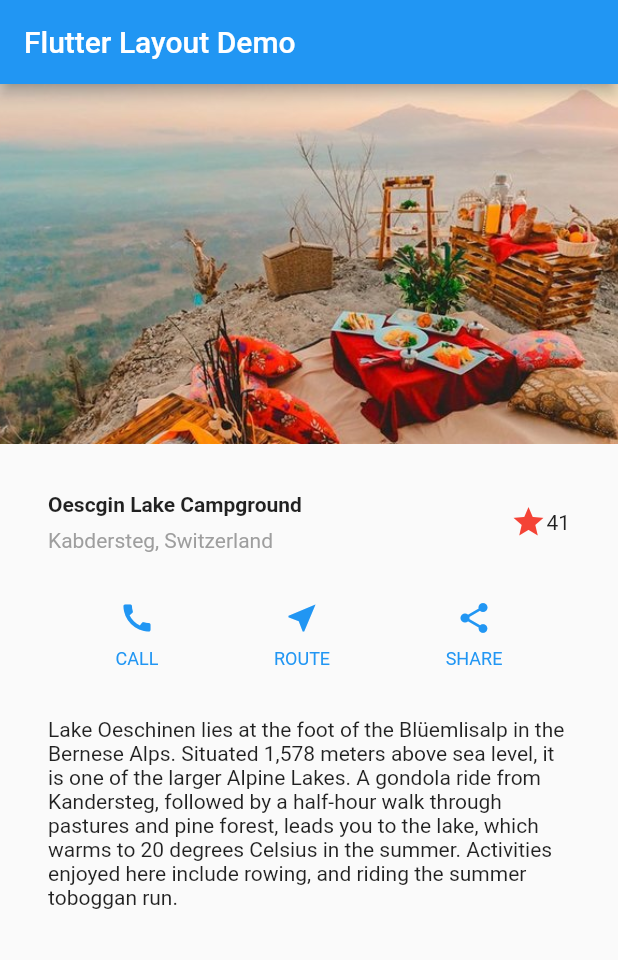
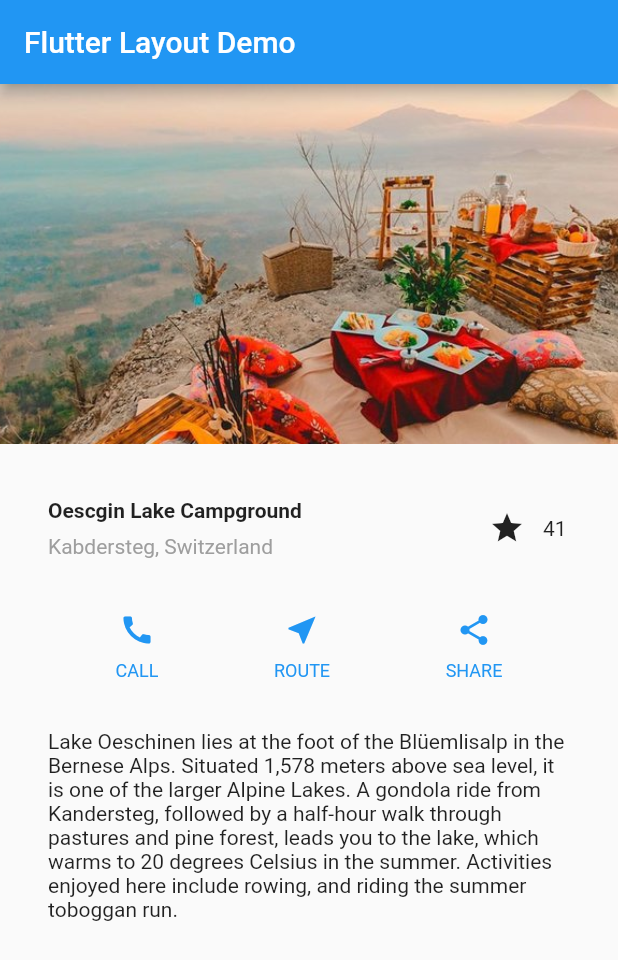
Before and after one commit to hanura13/FlutterProject, a Flutter app: the screen it shows after launch, on a phone screen of 412 x 824 dp. Shown: the top 960 px of the screen. Run offline on Flutter 3.47's test engine with Material 2 defaults, Android fonts, the phone set to English and light mode, and no system bars; project files that could hold a hidden picture were left out.

Commit message:
Add Favorite Badge

```diff
--- a/lib/main.dart
+++ b/lib/main.dart
@@ -33,11 +33,7 @@
               ],
             ),
           ),
-          Icon(
-            Icons.star,
-            color: Colors.red[500],
-          ),
-          const Text('41'),
+          const FavoriteWidget(),
         ],
       ),
     );
@@ -114,3 +110,51 @@
     );
   }
 }
+
+class FavoriteWidget extends StatefulWidget {
+  const FavoriteWidget({super.key});
+
+  @override
+  State<FavoriteWidget> createState() => _FavoriteWidgetState();
+}
+
+class _FavoriteWidgetState extends State<FavoriteWidget> {
+  bool _isFavorited = true;
+  int _favoriteCount = 41;
+
+  void _toggleFavorite() {
+    setState(() {
+      if (_isFavorited) {
+        _isFavorited = false;
+        _favoriteCount -= 1;
+      } else {
+        _favoriteCount += 1;
+        _isFavorited = true;
+      }
+    });
+  }
+
+  @override
+  Widget build(BuildContext context) {
+    return Row(
+      mainAxisSize: MainAxisSize.min,
+      children: [
+        Container(
+          padding: const EdgeInsets.all(0),
+          child: IconButton(
+            onPressed: _toggleFavorite,
+            icon: _isFavorited
+                ? const Icon(Icons.star)
+                : const Icon(Icons.star_border),
+          ),
+        ),
+        SizedBox(
+          width: 18,
+          child: SizedBox(
+            child: Text('$_favoriteCount'),
+          ),
+        )
+      ],
+    );
+  }
+}
```
